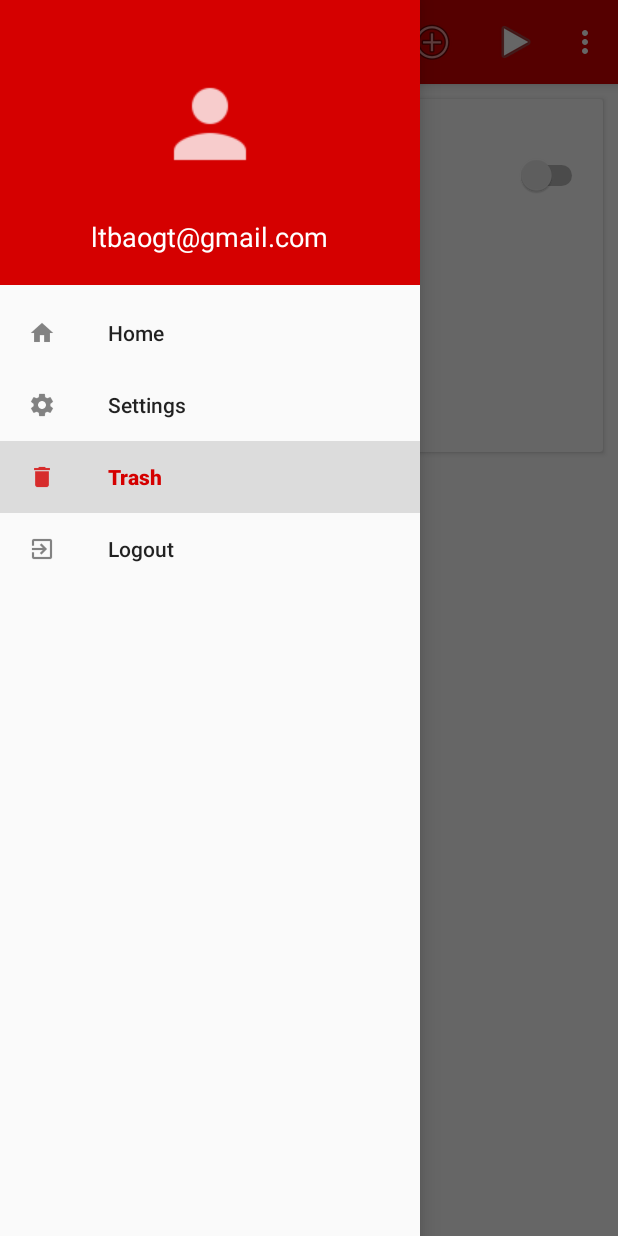
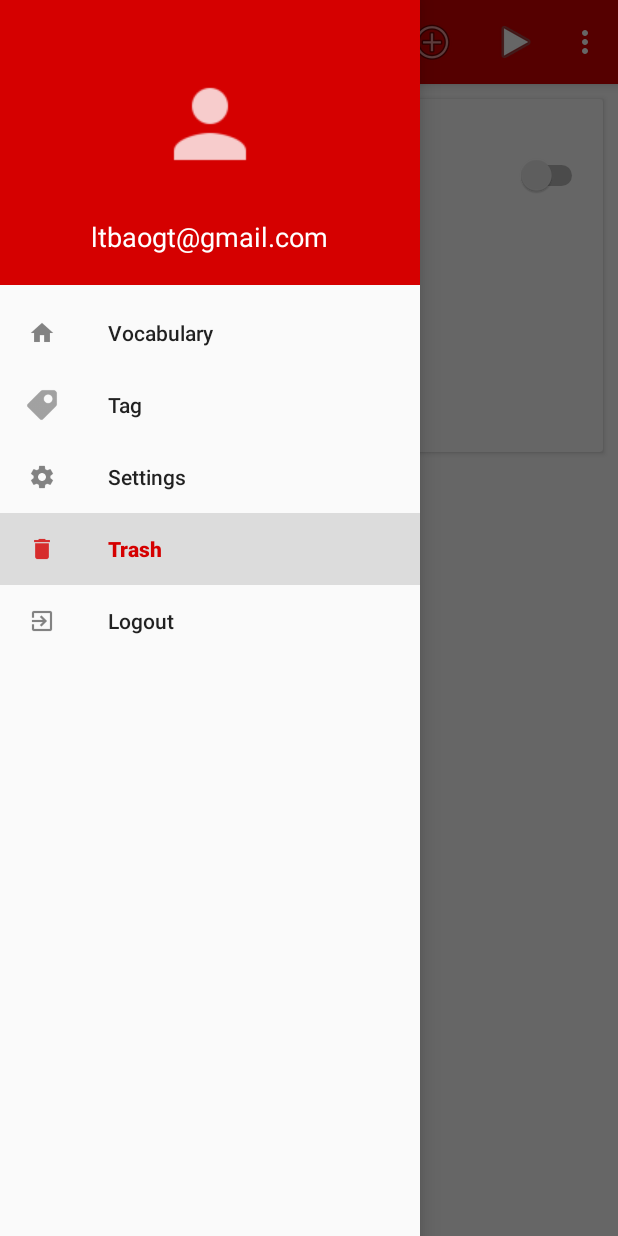
Before and after one commit to ltbaogt/ltbaogtrepo, an Android app: the fragment FragmentSetting placed in its activity, in the side drawer, after a tap on "Trash", on a phone screen of 412 x 824 dp. Run offline under Robolectric (Android 15) with nearby library versions, the phone set to English and light mode, and no system bars; network calls fail; 3 statements that could not run were skipped.

Commit message:
Change name some Fragments

```diff
--- a/02_Source/VocaReminder/app/src/main/java/com/ltbaogt/vocareminder/vocareminder/activity/MainActivity.java
+++ b/02_Source/VocaReminder/app/src/main/java/com/ltbaogt/vocareminder/vocareminder/activity/MainActivity.java
@@ -27,8 +27,8 @@ import com.ltbaogt.vocareminder.vocareminder.database.bl.OALBLL;
 import com.ltbaogt.vocareminder.vocareminder.database.helper.OALDatabaseOpenHelper;
 import com.ltbaogt.vocareminder.vocareminder.define.Define;
 import com.ltbaogt.vocareminder.vocareminder.fragment.FragmentDialogEditWord;
-import com.ltbaogt.vocareminder.vocareminder.fragment.FragmentEditWord;
-import com.ltbaogt.vocareminder.vocareminder.fragment.FragmentMain;
+import com.ltbaogt.vocareminder.vocareminder.fragment.FragmentSetting;
+import com.ltbaogt.vocareminder.vocareminder.fragment.FragmentListWord;
 import com.ltbaogt.vocareminder.vocareminder.service.OALService;
 import com.ltbaogt.vocareminder.vocareminder.shareref.OALShareReferenceHepler;
 
@@ -40,8 +40,8 @@ public class MainActivity extends AppCompatActivity implements FragmentDialogEdi
     Toolbar mToolbar;
     DrawerLayout mDrawer;
 
-    private FragmentMain mFragmentMain;
-    private FragmentEditWord mFragmentEditWord;
+    private FragmentListWord mFragmentListWord;
+    private FragmentSetting mFragmentSetting;
 
     @Override
     protected void onCreate(Bundle savedInstanceState) {
@@ -52,15 +52,15 @@ public class MainActivity extends AppCompatActivity implements FragmentDialogEdi
         mToolbar = (Toolbar) findViewById(R.id.toolbar);
         mDrawer = (DrawerLayout) findViewById(R.id.drawer);
         setSupportActionBar(mToolbar);
-        mFragmentMain = new FragmentMain();
-        getSupportFragmentManager().beginTransaction().replace(R.id.main_content, mFragmentMain, MAIN_FRAGMENT_TAG).commit();
+        mFragmentListWord = new FragmentListWord();
+        getSupportFragmentManager().beginTransaction().replace(R.id.main_content, mFragmentListWord, MAIN_FRAGMENT_TAG).commit();
         setupDrawer();
 
     }
 
     private void setupDrawer() {
         NavigationView drawer = (NavigationView) findViewById(R.id.navigation_view);
-        drawer.setNavigationItemSelectedListener(new NavigationViewListener(this, mDrawer, mFragmentMain, mFragmentEditWord));
+        drawer.setNavigationItemSelectedListener(new NavigationViewListener(this, mDrawer, mFragmentListWord, mFragmentSetting));
     }
 
     @Override
@@ -68,7 +68,7 @@ public class MainActivity extends AppCompatActivity implements FragmentDialogEdi
         Log.d(TAG, ">>>onSave SRART");
         //Fragment that is holding RecyclerView.
         // This fragment will invoke RecyclerView get its adapter to add new Word to Adapter's ArrayList
-        mFragmentMain.addNewWord(w);
+        mFragmentListWord.addNewWord(w);
         Log.d(TAG, ">>>onSave END");
     }
 
@@ -76,7 +76,7 @@ public class MainActivity extends AppCompatActivity implements FragmentDialogEdi
     public void onUpdate(Word w) {
         //Fragment that is holding RecyclerView.
         // This fragment will invoke RecyclerView get its adapter to update Word in Adapter's ArrayList
-        mFragmentMain.updateWord(w);
+        mFragmentListWord.updateWord(w);
     }
 
     //Using static class instead of static class in order to GC
@@ -105,7 +105,7 @@ public class MainActivity extends AppCompatActivity implements FragmentDialogEdi
                     drawer.closeDrawers();
                     break;
                 case R.id.settings:
-                    edit = new FragmentEditWord();
+                    edit = new FragmentSetting();
                     mainActivity.getSupportFragmentManager().beginTransaction()
                             .replace(R.id.main_content, edit, EDIT_FRAGMENT_TAG)
                             .commit();
@@ -132,7 +132,7 @@ public class MainActivity extends AppCompatActivity implements FragmentDialogEdi
 
             @Override
             public boolean onQueryTextChange(String newText) {
-                mFragmentMain.getWordAdapter().getFilter().filter(newText);
+                mFragmentListWord.getWordAdapter().getFilter().filter(newText);
                 return true;
             }
         });
@@ -154,14 +154,14 @@ public class MainActivity extends AppCompatActivity implements FragmentDialogEdi
                 showDialogNewWord(new Word());
                 break;
             case R.id.action_filter_raw_word:
-                if (mFragmentMain != null) {
+                if (mFragmentListWord != null) {
                     if (getString(R.string.action_filter_raw_word)
                             .equalsIgnoreCase(item.getTitle().toString())) {
-                        mFragmentMain.filterRawWords();
+                        mFragmentListWord.filterRawWords();
                         item.setTitle(R.string.action_filter_no_filter);
                     } else if (getString(R.string.action_filter_no_filter)
                             .equalsIgnoreCase(item.getTitle().toString())) {
-                        mFragmentMain.noFilter();
+                        mFragmentListWord.noFilter();
                         item.setTitle(R.string.action_filter_raw_word);
                     }
                 }
@@ -222,8 +222,8 @@ public class MainActivity extends AppCompatActivity implements FragmentDialogEdi
     protected void onDestroy() {
         super.onDestroy();
         //Release resource
-        mFragmentMain = null;
-        mFragmentEditWord = null;
+        mFragmentListWord = null;
+        mFragmentSetting = null;
         NavigationView drawer = (NavigationView) findViewById(R.id.navigation_view);
         drawer.setNavigationItemSelectedListener(null);
         Log.d(TAG, ">>>onDestroy START");
--- a/02_Source/VocaReminder/app/src/main/java/com/ltbaogt/vocareminder/vocareminder/fragment/FragmentMain.java
+++ b/02_Source/VocaReminder/app/src/main/java/com/ltbaogt/vocareminder/vocareminder/fragment/FragmentListWord.java
@@ -2,14 +2,11 @@ package com.ltbaogt.vocareminder.vocareminder.fragment;
 
 import android.os.Bundle;
 import android.support.annotation.Nullable;
-import android.support.v7.app.AppCompatActivity;
 import android.support.v7.widget.LinearLayoutManager;
 import android.support.v7.widget.RecyclerView;
 import android.support.v7.widget.helper.ItemTouchHelper;
 import android.util.Log;
 import android.view.LayoutInflater;
-import android.view.Menu;
-import android.view.MenuItem;
 import android.view.View;
 import android.view.ViewGroup;
 
@@ -26,9 +23,9 @@ import java.util.ArrayList;
  * Created by My PC on 08/08/2016.
  */
 
-public class FragmentMain extends BaseFragment {
+public class FragmentListWord extends BaseFragment {
 
-    public static final String TAG = Define.TAG + "FragmentMain";
+    public static final String TAG = Define.TAG + "FragmentListWord";
     private RecyclerView mRecycler;
     private View mMainView;
 
@@ -86,7 +83,7 @@ public class FragmentMain extends BaseFragment {
             View.OnClickListener listener = new View.OnClickListener() {
                 @Override
                 public void onClick(View view) {
-                    MainActivity activity = FragmentMain.this.getParentActivity();
+                    MainActivity activity = FragmentListWord.this.getParentActivity();
                     if (activity != null) {
                         Word w = new Word();
                         activity.showDialogNewWord(w);
@@ -123,7 +120,7 @@ public class FragmentMain extends BaseFragment {
             public void onSwiped(RecyclerView.ViewHolder viewHolder, int direction) {
                 int position = viewHolder.getAdapterPosition();
                 Word w = getWordAdapter().removeWord(position);
-                OALBLL bl = new OALBLL(FragmentMain.this.getContext());
+                OALBLL bl = new OALBLL(FragmentListWord.this.getContext());
                 bl.deleteWordById(w.getWordId());
                 updateLayoutNoWord();
             }
--- a/02_Source/VocaReminder/app/src/main/java/com/ltbaogt/vocareminder/vocareminder/fragment/FragmentEditWord.java
+++ b/02_Source/VocaReminder/app/src/main/java/com/ltbaogt/vocareminder/vocareminder/fragment/FragmentSetting.java
@@ -19,7 +19,7 @@ import com.ltbaogt.vocareminder.vocareminder.shareref.OALShareReferenceHepler;
  * Created by My PC on 09/08/2016.
  */
 
-public class FragmentEditWord extends BaseFragment implements SeekBar.OnSeekBarChangeListener {
+public class FragmentSetting extends BaseFragment implements SeekBar.OnSeekBarChangeListener {
 
     //Time to dismiss
     TextView mTvDismissTime;
--- a/02_Source/VocaReminder/app/src/main/java/com/ltbaogt/vocareminder/vocareminder/receiver/OALBroadcastReceiver.java
+++ b/02_Source/VocaReminder/app/src/main/java/com/ltbaogt/vocareminder/vocareminder/receiver/OALBroadcastReceiver.java
@@ -142,7 +142,7 @@ public class OALBroadcastReceiver extends BroadcastReceiver implements OALGestur
         Word w = bl.randomWord();
         if (w != null) {
             AssetManager assetManager = mContext.getApplicationContext().getAssets();
-            Typeface typeface = Typeface.createFromAsset(assetManager,"fonts/lemon_font.ttf");
+            Typeface typeface = Typeface.createFromAsset(assetManager, "fonts/monotype_corsiva.ttf");
             tvWord.setTypeface(typeface);
             tvWord.setText(w.getWordName());
             tvSentence.setText(w.getDefault_Meaning());
--- a/02_Source/VocaReminder/app/src/main/res/menu/nav_menu.xml
+++ b/02_Source/VocaReminder/app/src/main/res/menu/nav_menu.xml
@@ -3,8 +3,12 @@
     <group android:checkableBehavior="single">
         <item
             android:id="@+id/home"
-            android:title="Home"
+            android:title="Vocabulary"
             android:icon="@drawable/ic_home"/>
+        <item
+            android:id="@+id/tag"
+            android:title="Tag"
+            android:icon="@drawable/ic_tag_64"/>
         <item
             android:id="@+id/settings"
             android:title="Settings"
--- a/02_Source/VocaReminder/app/src/main/res/values/dimens.xml
+++ b/02_Source/VocaReminder/app/src/main/res/values/dimens.xml
@@ -2,7 +2,7 @@
     <!-- Default screen margins, per the Android Design guidelines. -->
     <dimen name="activity_horizontal_margin">16dp</dimen>
     <dimen name="activity_vertical_margin">16dp</dimen>
-    <dimen name="textsize_vocabulary">30dp</dimen>
+    <dimen name="textsize_vocabulary">50sp</dimen>
     <dimen name="textsize_sentence">20dp</dimen>
     <dimen name="color_over_chooser">48dp</dimen>
 
```
Also changed, not shown: 02_Source/VocaReminder/app/src/main/java/com/ltbaogt/vocareminder/vocareminder/adapter/DictionaryAdapter.java (+0 -9 lines), 02_Source/VocaReminder/app/src/main/java/com/ltbaogt/vocareminder/vocareminder/fragment/FragmentDialogEditWord.java (+7 -0 lines), 02_Source/VocaReminder/app/src/main/assets/fonts/monotype_corsiva.ttf (added), 02_Source/VocaReminder/app/src/main/res/drawable/ic_tag_64.png (added).
